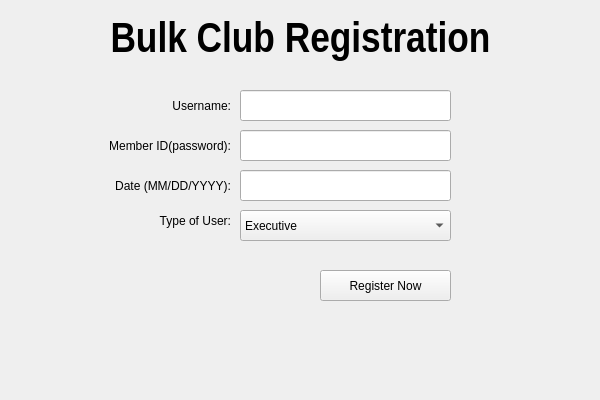
BlankMKB/CS1C-Group-Project-1, file CS1C_BulkClub/registerwindow.ui: the form before one commit.
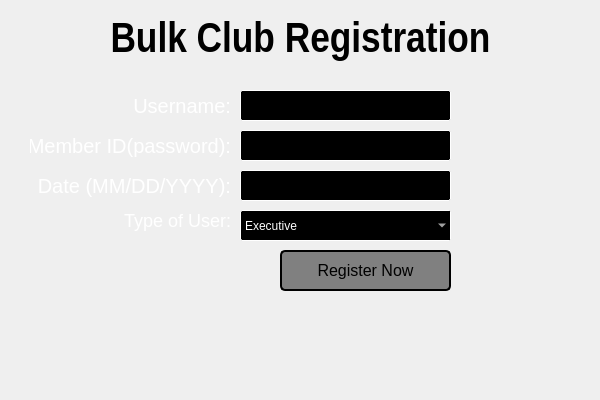
The form after the commit.

Commit message: main/register window styles

Diff of the .ui file:
```diff
--- a/CS1C_BulkClub/registerwindow.ui
+++ b/CS1C_BulkClub/registerwindow.ui
@@ -23,7 +23,7 @@
     </rect>
    </property>
    <property name="styleSheet">
-    <string notr="true">QLabel#password_label {
+    <string notr="true">QLabel#idLabel {
 	color: white;
 	font-size: 20px;
 }</string>
@@ -78,7 +78,7 @@
     <enum>Qt::ClickFocus</enum>
    </property>
    <property name="styleSheet">
-    <string notr="true">QLineEdit#password_textbox {
+    <string notr="true">QLineEdit#idLE {
 	color: white;
 	background: black;
 	font-family: arial;
@@ -112,7 +112,7 @@
     <enum>Qt::ClickFocus</enum>
    </property>
    <property name="styleSheet">
-    <string notr="true">QComboBox#user_type_combo{
+    <string notr="true">QComboBox#typeCB{
 	color: white;
 	font-family: arial;
 	background: pale;
@@ -146,7 +146,7 @@
     </rect>
    </property>
    <property name="styleSheet">
-    <string notr="true">QLabel#username_label {
+    <string notr="true">QLabel#nameLabel {
 	font-size: 20px;
 	color: white;
 }</string>
@@ -161,17 +161,17 @@
   <widget class="QPushButton" name="registerButton">
    <property name="geometry">
     <rect>
-     <x>320</x>
-     <y>270</y>
-     <width>131</width>
-     <height>31</height>
+     <x>280</x>
+     <y>250</y>
+     <width>171</width>
+     <height>41</height>
     </rect>
    </property>
    <property name="focusPolicy">
     <enum>Qt::ClickFocus</enum>
    </property>
    <property name="styleSheet">
-    <string notr="true">QPushButton#login_button{
+    <string notr="true">QPushButton#registerButton{
 	background: gray;
 	color: black;
 	font-size: 16px;
@@ -200,7 +200,7 @@
     <enum>Qt::ClickFocus</enum>
    </property>
    <property name="styleSheet">
-    <string notr="true">QLineEdit#username_textbox {
+    <string notr="true">QLineEdit#nameLE {
 	color: white;
 	background: black;
 	font-family: arial;
@@ -225,7 +225,7 @@
     </rect>
    </property>
    <property name="styleSheet">
-    <string notr="true">QLabel#user_type_label {
+    <string notr="true">QLabel#typeLabel {
 	font-size: 18px;
 	color: white;
 }</string>
@@ -247,7 +247,7 @@
     </rect>
    </property>
    <property name="styleSheet">
-    <string notr="true">QLabel#confirm_password_label {
+    <string notr="true">QLabel#dateLabel {
 	color: white;
 	font-size: 20px;
 }</string>
@@ -272,7 +272,7 @@
     <enum>Qt::ClickFocus</enum>
    </property>
    <property name="styleSheet">
-    <string notr="true">QLineEdit#confirm_password_textbox {
+    <string notr="true">QLineEdit#dateLE {
 	color: white;
 	background: black;
 	font-family: arial;
```
Left out of the diff: 11 changed lines with no effect on the pictures. The commit also changes 5 other files.
